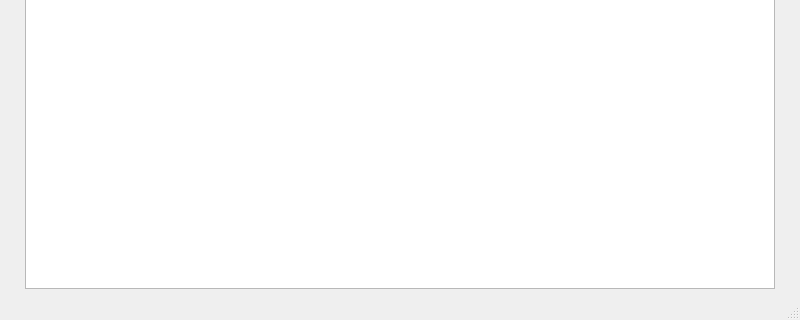
Before: the Qt Designer form Resources/ShowPost.ui in Danial-Movahed/DanialCMS, drawn with Qt 5; both pictures show x 0 to 800 and y 280 to 600 of the 800 by 600 pixel window.
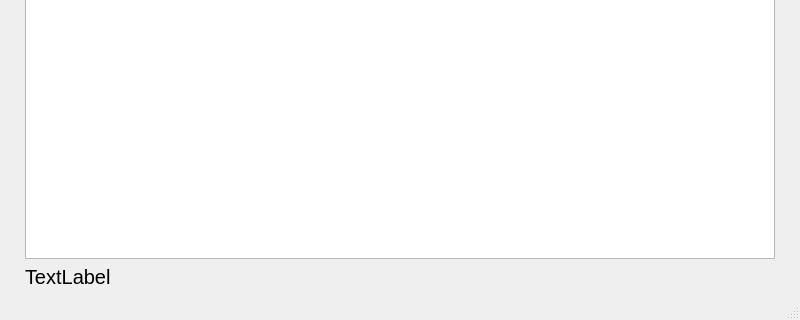
After: the same form once the commit is applied.

Commit message: Added writer system

```diff
--- a/Resources/ShowPost.ui
+++ b/Resources/ShowPost.ui
@@ -63,6 +63,18 @@
         </property>
        </widget>
       </item>
+      <item>
+       <widget class="QLabel" name="ShowPostWriter">
+        <property name="font">
+         <font>
+          <pointsize>15</pointsize>
+         </font>
+        </property>
+        <property name="text">
+         <string>TextLabel</string>
+        </property>
+       </widget>
+      </item>
      </layout>
     </item>
    </layout>
```
The commit also changes 3 other files.
